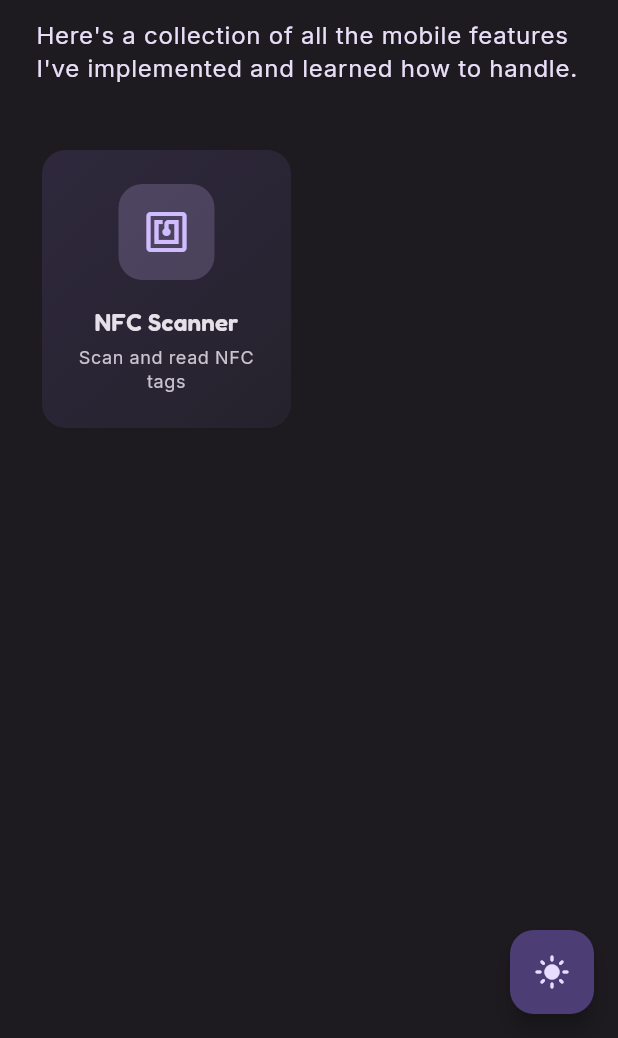
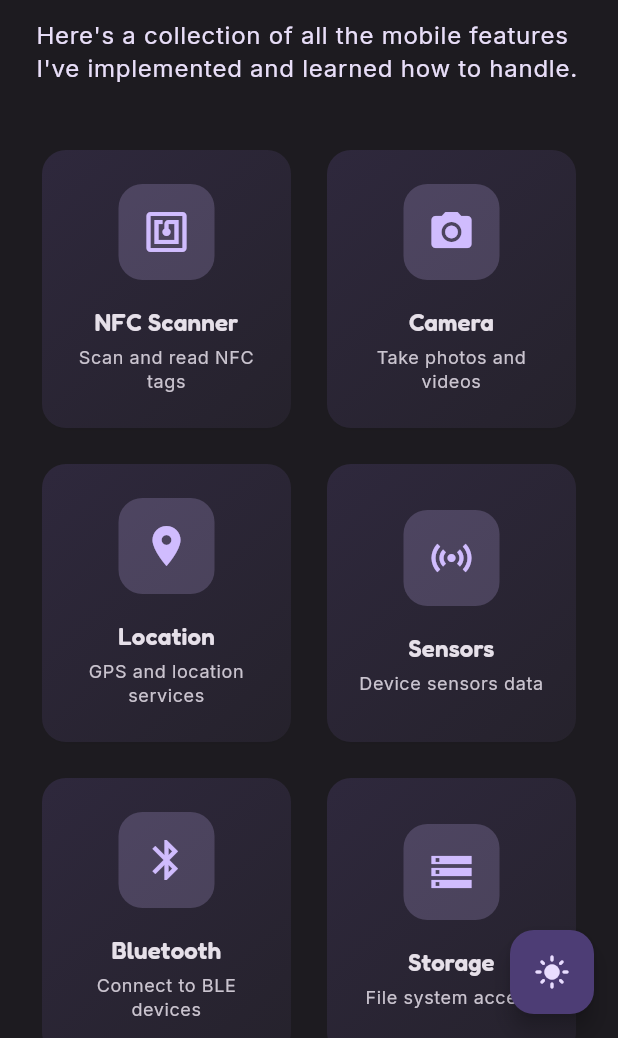
Before and after one commit to Buenaventura-Celine/mobile-playground, a Flutter app: the screen it shows after launch, on a phone screen of 412 x 824 dp, the part 198-1236 px from its top. Run offline on Flutter 3.47's test engine with Material 3 defaults, Android fonts, the light colour scheme and no system bars; our stand-ins replace flutter_riverpod, go_router, google_fonts; missing offline and left inert: nfc_manager.

Commit message:
add placeholder for different feature

```diff
--- a/lib/home/domain/feature.dart
+++ b/lib/home/domain/feature.dart
@@ -25,39 +25,39 @@ final List<Feature> features = [
     color: Colors.blue,
     route: '/${AppRoute.nfc.name}',
   ),
-  // const Feature(
-  //   title: 'Camera',
-  //   description: 'Take photos and videos',
-  //   icon: Icons.camera_alt,
-  //   color: Colors.green,
-  //   route: '/camera',
-  // ),
-  // const Feature(
-  //   title: 'Location',
-  //   description: 'GPS and location services',
-  //   icon: Icons.location_on,
-  //   color: Colors.red,
-  //   route: '/location',
-  // ),
-  // const Feature(
-  //   title: 'Sensors',
-  //   description: 'Device sensors data',
-  //   icon: Icons.sensors,
-  //   color: Colors.orange,
-  //   route: '/sensors',
-  // ),
-  // const Feature(
-  //   title: 'Bluetooth',
-  //   description: 'Connect to BLE devices',
-  //   icon: Icons.bluetooth,
-  //   color: Colors.purple,
-  //   route: '/bluetooth',
-  // ),
-  // const Feature(
-  //   title: 'Storage',
-  //   description: 'File system access',
-  //   icon: Icons.storage,
-  //   color: Colors.teal,
-  //   route: '/storage',
-  // ),
+  Feature(
+    title: 'Camera',
+    description: 'Take photos and videos',
+    icon: Icons.camera_alt,
+    color: Colors.green,
+    route: '/${AppRoute.camera.name}',
+  ),
+  Feature(
+    title: 'Location',
+    description: 'GPS and location services',
+    icon: Icons.location_on,
+    color: Colors.red,
+    route: '/${AppRoute.location.name}',
+  ),
+  Feature(
+    title: 'Sensors',
+    description: 'Device sensors data',
+    icon: Icons.sensors,
+    color: Colors.orange,
+    route: '/${AppRoute.sensors.name}',
+  ),
+  Feature(
+    title: 'Bluetooth',
+    description: 'Connect to BLE devices',
+    icon: Icons.bluetooth,
+    color: Colors.purple,
+    route: '/${AppRoute.bluetooth.name}',
+  ),
+  Feature(
+    title: 'Storage',
+    description: 'File system access',
+    icon: Icons.storage,
+    color: Colors.teal,
+    route: '/${AppRoute.storage.name}',
+  ),
 ];
--- a/lib/router/router.dart
+++ b/lib/router/router.dart
@@ -1,10 +1,22 @@
 import 'package:flutter/material.dart';
 import 'package:flutter_riverpod/flutter_riverpod.dart';
 import 'package:go_router/go_router.dart';
+import 'package:mobile_playground/bluetooth/bluetooth_screen.dart';
+import 'package:mobile_playground/camera/camera_screen.dart';
 import 'package:mobile_playground/home/presentation/home_screen.dart';
+import 'package:mobile_playground/location/location_screen.dart';
 import 'package:mobile_playground/nfc_scanner/presentation/nfc_scanner_screen.dart';
+import 'package:mobile_playground/sensors/sensors_screen.dart';
+import 'package:mobile_playground/storage/storage_screen.dart';
 
-enum AppRoute { nfc }
+enum AppRoute {
+  nfc,
+  camera,
+  location,
+  sensors,
+  bluetooth,
+  storage,
+}
 
 final GoRouter router = GoRouter(
   routes: <RouteBase>[
@@ -20,6 +32,36 @@ final GoRouter router = GoRouter(
             return const NfcScreen();
           },
         ),
+        GoRoute(
+          path: AppRoute.camera.name,
+          builder: (BuildContext context, GoRouterState state) {
+            return const CameraScreen();
+          },
+        ),
+        GoRoute(
+          path: AppRoute.location.name,
+          builder: (BuildContext context, GoRouterState state) {
+            return const LocationScreen();
+          },
+        ),
+        GoRoute(
+          path: AppRoute.sensors.name,
+          builder: (BuildContext context, GoRouterState state) {
+            return const SensorsScreen();
+          },
+        ),
+        GoRoute(
+          path: AppRoute.bluetooth.name,
+          builder: (BuildContext context, GoRouterState state) {
+            return const BluetoothScreen();
+          },
+        ),
+        GoRoute(
+          path: AppRoute.storage.name,
+          builder: (BuildContext context, GoRouterState state) {
+            return const StorageScreen();
+          },
+        ),
       ],
     ),
   ],
```
Also changed, not shown: lib/bluetooth/bluetooth_screen.dart (added, +26 -0 lines), lib/camera/camera_screen.dart (added, +26 -0 lines), lib/location/location_screen.dart (added, +26 -0 lines), lib/sensors/sensors_screen.dart (added, +26 -0 lines), lib/storage/storage_screen.dart (added, +26 -0 lines).
